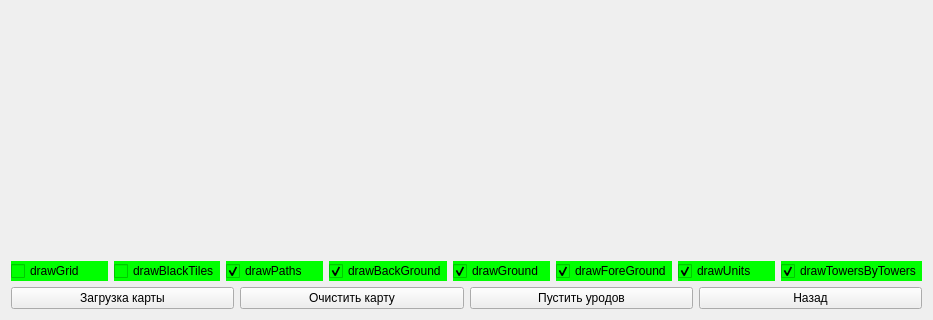
This is gamescreengl.ui in BetmanSmall/LittleGame as Qt 5 draws it before an edit; both pictures show x 0 to 933 and y 160 to 480 of the 933 by 480 pixel window. The edited form follows.
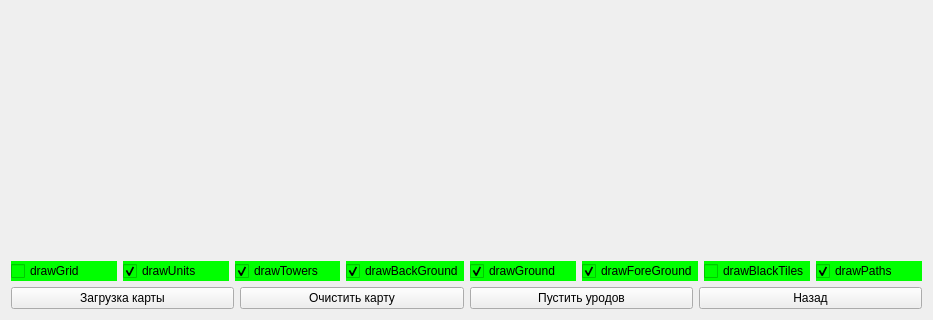
This is the edited form.

Commit message: waveManager new mode spawn units

```diff
--- a/gamescreengl.ui
+++ b/gamescreengl.ui
@@ -52,7 +52,7 @@
       </widget>
      </item>
      <item>
-      <widget class="QCheckBox" name="drawBlackTiles_checkBox">
+      <widget class="QCheckBox" name="drawUnits_checkBox">
        <property name="focusPolicy">
         <enum>Qt::NoFocus</enum>
        </property>
@@ -60,15 +60,15 @@
         <string notr="true">background-color: rgb(0, 255, 0);</string>
        </property>
        <property name="text">
-        <string>drawBlackTiles</string>
+        <string>drawUnits</string>
        </property>
        <property name="checked">
-        <bool>false</bool>
+        <bool>true</bool>
        </property>
       </widget>
      </item>
      <item>
-      <widget class="QCheckBox" name="drawPaths_checkBox">
+      <widget class="QCheckBox" name="drawTowersByTowers_checkBox">
        <property name="focusPolicy">
         <enum>Qt::NoFocus</enum>
        </property>
@@ -76,7 +76,7 @@
         <string notr="true">background-color: rgb(0, 255, 0);</string>
        </property>
        <property name="text">
-        <string>drawPaths</string>
+        <string>drawTowers</string>
        </property>
        <property name="checked">
         <bool>true</bool>
@@ -132,7 +132,7 @@
       </widget>
      </item>
      <item>
-      <widget class="QCheckBox" name="drawUnits_checkBox">
+      <widget class="QCheckBox" name="drawBlackTiles_checkBox">
        <property name="focusPolicy">
         <enum>Qt::NoFocus</enum>
        </property>
@@ -140,15 +140,15 @@
         <string notr="true">background-color: rgb(0, 255, 0);</string>
        </property>
        <property name="text">
-        <string>drawUnits</string>
+        <string>drawBlackTiles</string>
        </property>
        <property name="checked">
-        <bool>true</bool>
+        <bool>false</bool>
        </property>
       </widget>
      </item>
      <item>
-      <widget class="QCheckBox" name="drawTowersByTowers_checkBox">
+      <widget class="QCheckBox" name="drawPaths_checkBox">
        <property name="focusPolicy">
         <enum>Qt::NoFocus</enum>
        </property>
@@ -156,7 +156,7 @@
         <string notr="true">background-color: rgb(0, 255, 0);</string>
        </property>
        <property name="text">
-        <string>drawTowersByTowers</string>
+        <string>drawPaths</string>
        </property>
        <property name="checked">
         <bool>true</bool>
```
The commit also changes 19 other files.
